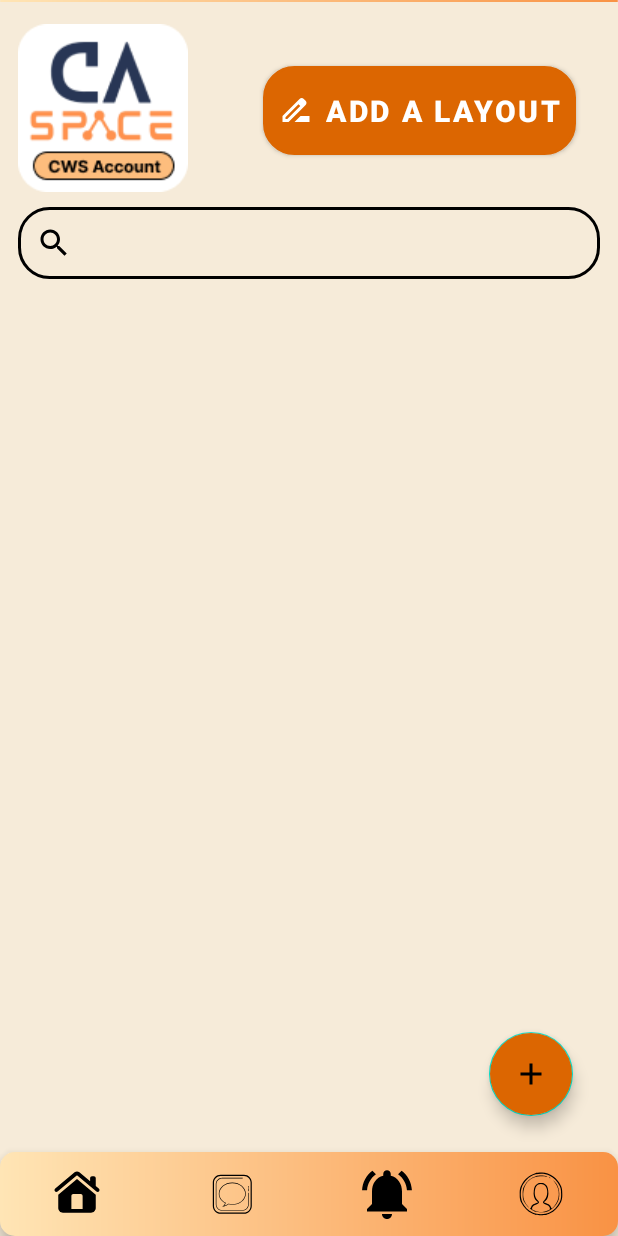
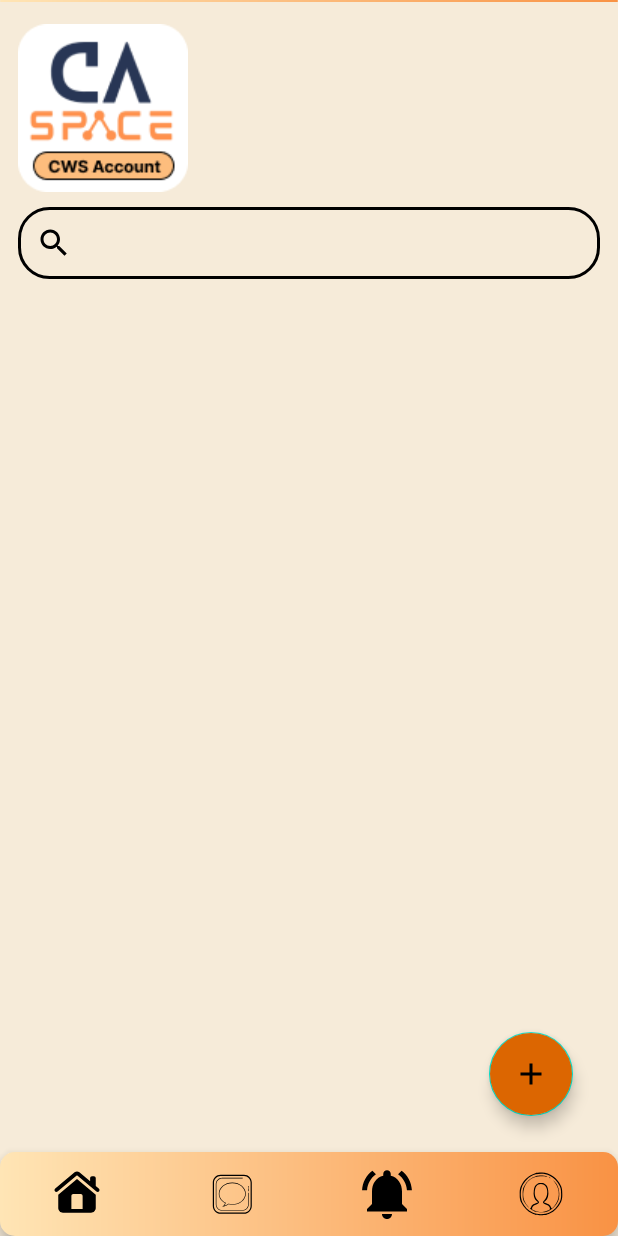
Before and after one commit to mangeltk/CaSpaceApplication, an Android app: the Owner_OfficeLayouts screen opened directly, with no data from a screen before it, on a phone screen of 412 x 824 dp. Run offline under Robolectric (Android 15) with nearby library versions, the phone set to English and light mode, and no system bars; our stand-ins replace Firebase (no records; nobody signed in at launch, a user with empty details on screens opened directly), Picasso; Roboto replaces fonts that are not available here.

Commit message:
add, update, delete layouts already working

```diff
--- a/app/src/main/java/com/example/caspaceapplication/Owner/Owner_OfficeLayouts.java
+++ b/app/src/main/java/com/example/caspaceapplication/Owner/Owner_OfficeLayouts.java
@@ -7,7 +7,6 @@ import android.os.Bundle;
 import android.util.Log;
 import android.view.MenuItem;
 import android.view.View;
-import android.widget.Button;
 import android.widget.Toast;
 
 import androidx.annotation.NonNull;
@@ -20,6 +19,7 @@ import com.example.caspaceapplication.R;
 import com.google.android.gms.tasks.OnFailureListener;
 import com.google.android.gms.tasks.OnSuccessListener;
 import com.google.android.material.bottomnavigation.BottomNavigationView;
+import com.google.android.material.floatingactionbutton.FloatingActionButton;
 import com.google.android.material.navigation.NavigationBarView;
 import com.google.firebase.auth.FirebaseAuth;
 import com.google.firebase.auth.FirebaseUser;
@@ -40,7 +40,8 @@ public class Owner_OfficeLayouts extends AppCompatActivity {
     OfficeLayout_DataClass layout_dataClass;
     SearchView searchView;
 
-    Button addalayoutButton;
+    //Button addalayoutButton;
+    FloatingActionButton addalayoutButton;
 
     FirebaseFirestore firebaseFirestore;
     /*FirebaseDatabase firebaseDatabase;
@@ -60,7 +61,7 @@ public class Owner_OfficeLayouts extends AppCompatActivity {
         searchView = findViewById(R.id.searchView);
         firebaseFirestore = FirebaseFirestore.getInstance();
         dataClassList = new ArrayList<>();
-        addalayoutButton = findViewById(R.id.addalayout_Button);
+        addalayoutButton = findViewById(R.id.addFloatButton);
 
         addalayoutButton.setOnClickListener(new View.OnClickListener() {
             @Override
--- a/app/src/main/res/drawable/header_background_forownerhomepage.xml
+++ b/app/src/main/res/drawable/header_background_forownerhomepage.xml
@@ -2,7 +2,7 @@
 <shape xmlns:android="http://schemas.android.com/apk/res/android"
     android:shape="rectangle">
 
-    <solid android:color="@color/orange11"/>
+    <solid android:color="@color/orange10"/>
     <corners
         android:bottomLeftRadius="30dp"
         android:bottomRightRadius="30dp"/>
--- a/app/src/main/res/layout/activity_owner_office_layouts.xml
+++ b/app/src/main/res/layout/activity_owner_office_layouts.xml
@@ -27,20 +27,6 @@
                 android:layout_marginTop="16dp"
                 android:background="@drawable/owner_logoupperleft" />
 
-            <Button
-                android:id="@+id/addalayout_Button"
-                android:layout_width="wrap_content"
-                android:layout_height="wrap_content"
-                android:layout_gravity="center"
-                android:layout_marginStart="50dp"
-                android:layout_marginTop="10dp"
-                android:background="@drawable/card_border_bottom"
-                android:drawableLeft="@drawable/ic_rename"
-                android:padding="10dp"
-                android:text="Add a layout"
-                android:textColor="@color/white"
-                android:textSize="20sp"
-                android:textStyle="bold" />
 
         </LinearLayout>
 
@@ -69,7 +55,7 @@
 
 
     <com.google.android.material.floatingactionbutton.FloatingActionButton
-        android:id="@+id/fab"
+        android:id="@+id/addFloatButton"
         android:layout_width="wrap_content"
         android:layout_height="wrap_content"
         android:layout_alignParentRight="true"
--- a/app/src/main/res/layout/recycler_item_officelayouts.xml
+++ b/app/src/main/res/layout/recycler_item_officelayouts.xml
@@ -34,7 +34,7 @@
                     android:layout_width="200dp"
                     android:layout_height="150dp"
                     android:layout_marginTop="5dp"
-                    android:padding="20dp"
+                    android:padding="10dp"
                     android:scaleType="fitCenter"
                     android:src="@drawable/layout_sample" />
 
@@ -48,7 +48,7 @@
                         android:layout_width="wrap_content"
                         android:layout_height="wrap_content"
                         android:maxLines="1"
-                        android:paddingTop="5dp"
+                        android:paddingTop="15dp"
                         android:paddingBottom="5dp"
                         android:text="Name"
                         android:textColor="@color/black"
```
Also changed, not shown: app/src/main/AndroidManifest.xml (+11 -2 lines), app/src/main/java/com/example/caspaceapplication/Owner/OwnerHomepage.java (+11 -1 lines), app/src/main/java/com/example/caspaceapplication/Owner/Owner_ProDisc.java (added, +18 -0 lines), app/src/main/res/layout/activity_owner_homepage.xml (+19 -14 lines), app/src/main/res/layout/activity_owner_pro_disc.xml (added, +9 -0 lines).
